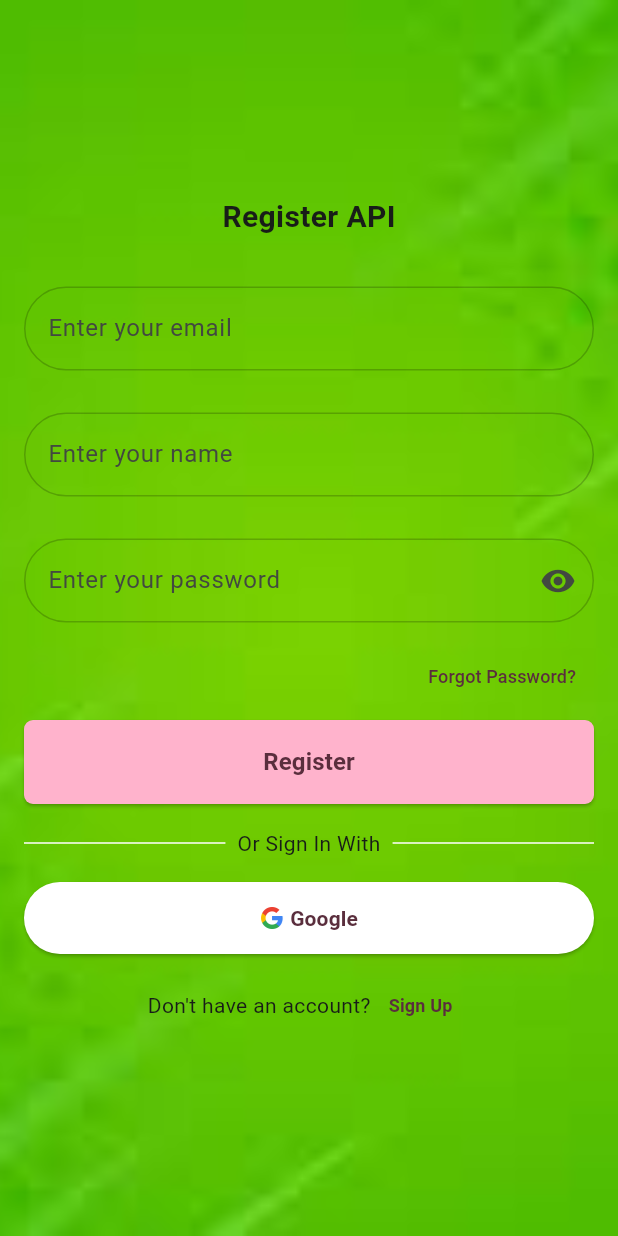
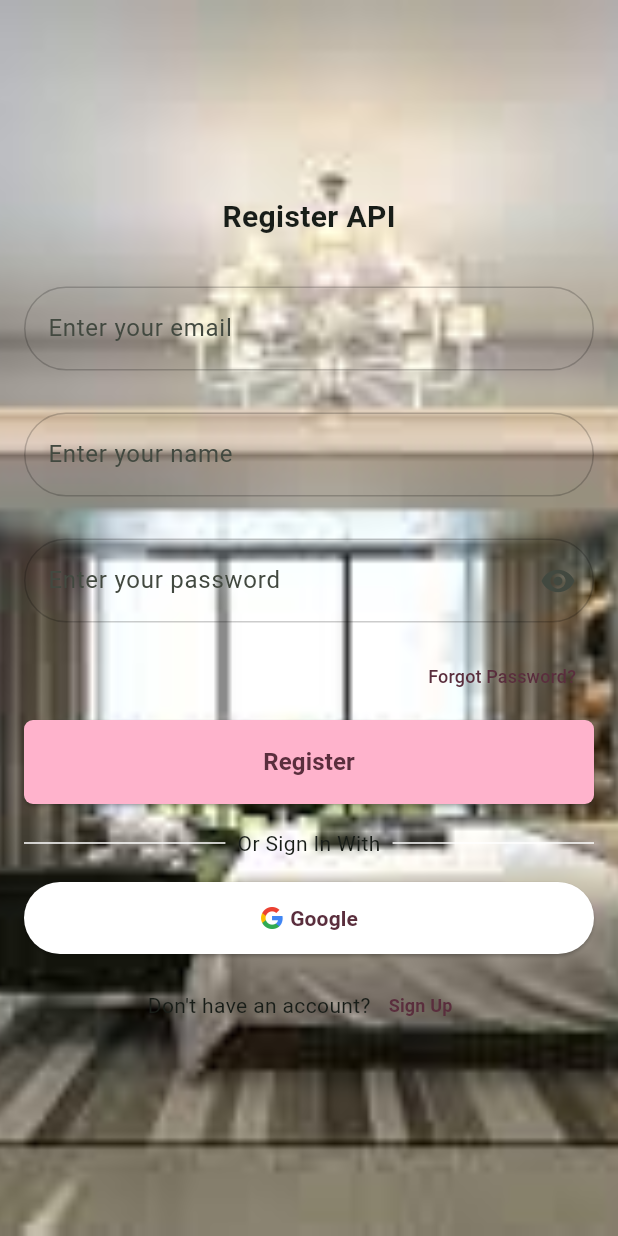
Before and after one commit to Rulli1234/Tugas-Flutter-123456789, a Flutter app: the ApiScreen screen opened by its route, on a phone screen of 412 x 824 dp. Run offline on Flutter 3.47's test engine with Material 3 defaults, Android fonts, the phone set to English and light mode, and no system bars; our stand-ins replace shared_preferences, sqflite; accounts and stored records are empty.

Commit message:
tugas15_update

```diff
--- a/lib/tugaas15/view/postapi_screen.dart
+++ b/lib/tugaas15/view/postapi_screen.dart
@@ -248,7 +248,7 @@ class _ApiScreenState extends State<ApiScreen> {
       width: double.infinity,
       decoration: const BoxDecoration(
         image: DecorationImage(
-          image: AssetImage("assets/images/bankground_hijau.jpg"),
+          image: AssetImage("assets/images/kamarhotel.jpg"),
           fit: BoxFit.cover,
         ),
       ),
```
